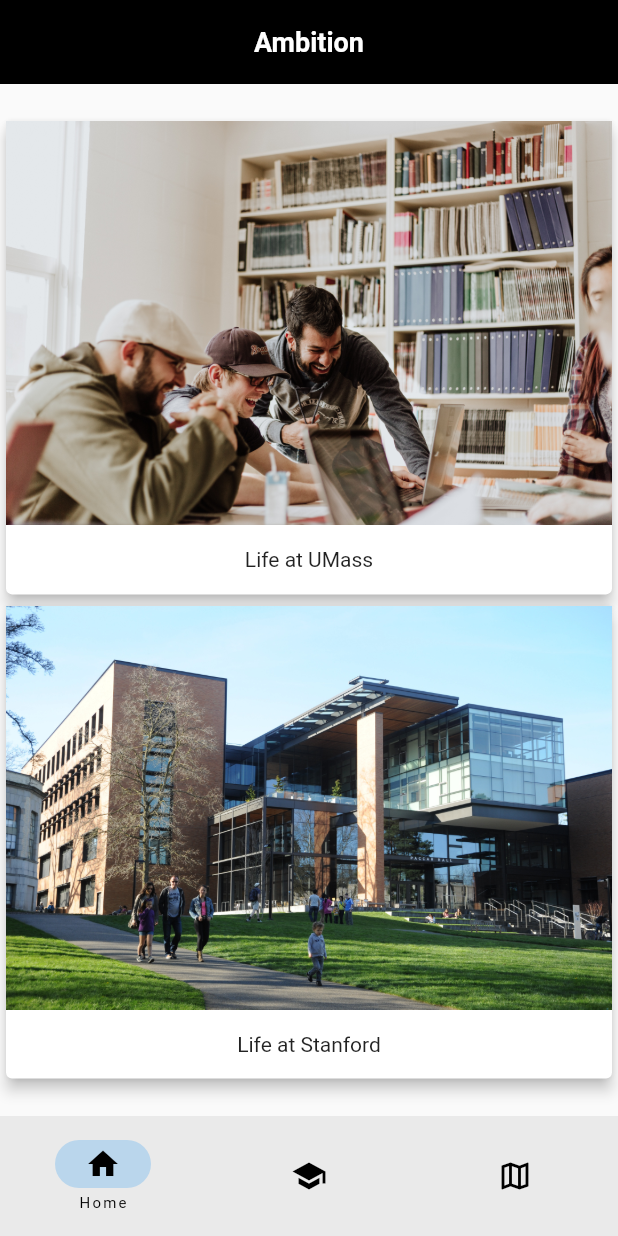
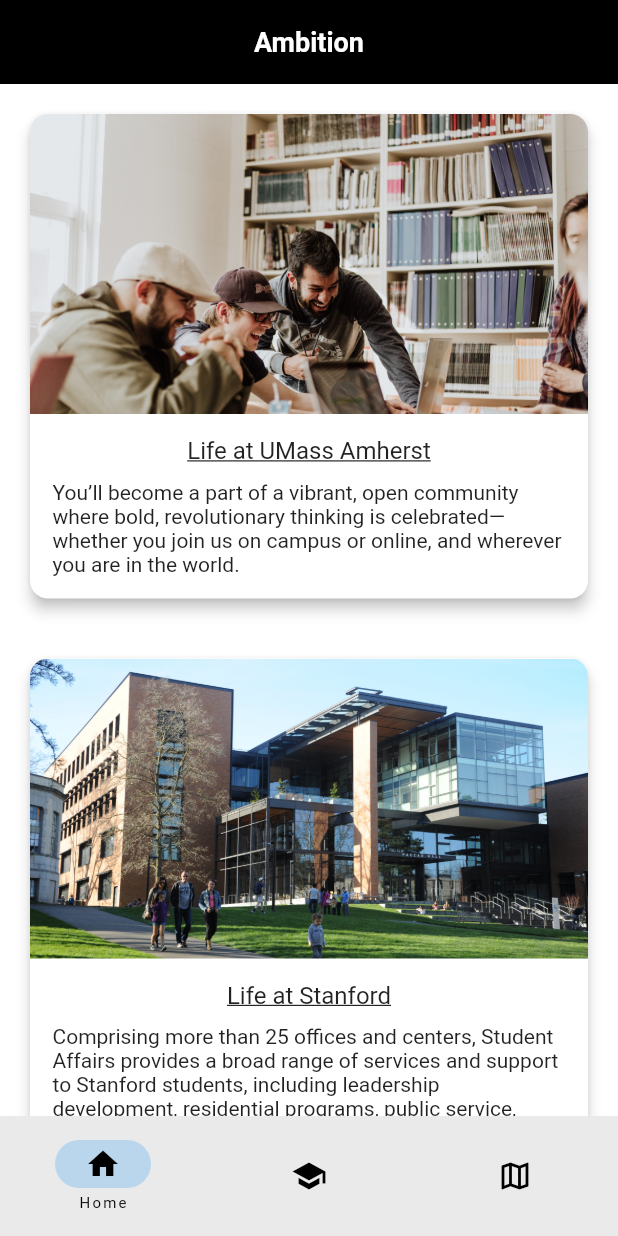
Before and after one commit to rohankolhatkar02/Ambition_test1, a Flutter app: the screen it shows after launch, on a phone screen of 412 x 824 dp. Run offline on Flutter 3.47's test engine with Material 2 defaults, Android fonts, the phone set to English and light mode, and no system bars; our stand-ins replace logger.

Commit message:
commit#5 , card UI

```diff
--- a/lib/pages/home_page.dart
+++ b/lib/pages/home_page.dart
@@ -10,44 +10,85 @@ class HomePage extends StatelessWidget {
     ));
   }
 
-  @override
-  Widget build(BuildContext context) {
-    return Scaffold(
-      body: Center(
-        child: Column(
-          mainAxisAlignment: MainAxisAlignment.center,
-          children: [
-            InkWell(
-              onTap: () => _navigateToPage(context, 'Page 1'),
-              child: Card(
-                elevation: 4.0,
+  Widget _buildCard(BuildContext context, String title, String imagePath,
+      String description) {
+    final additionalText = 'Life at $title'; // Additional text
+    final cardWidth =
+        MediaQuery.of(context).size.width * 0.7; // Adjust the card width
+
+    return InkWell(
+      onTap: () => _navigateToPage(context, title),
+      child: Container(
+        padding: const EdgeInsets.all(16.0), // Increase the padding
+        width: cardWidth, // Set the desired card width
+        child: Card(
+          elevation: 4.0,
+          shape: RoundedRectangleBorder(
+            borderRadius: BorderRadius.circular(12.0), // Apply rounded corners
+          ),
+          child: Column(
+            children: [
+              ClipRRect(
+                // Use ClipRRect to clip the image
+                borderRadius: const BorderRadius.only(
+                  topLeft: Radius.circular(12.0),
+                  topRight: Radius.circular(12.0),
+                ),
+                child: Image.asset(
+                  imagePath,
+                  height: 200,
+                  width: double.infinity,
+                  fit: BoxFit.cover,
+                ),
+              ),
+              Padding(
+                padding: const EdgeInsets.all(15.0),
                 child: Column(
                   children: [
-                    Image.asset(
-                        'assets/priscilla-du-preez-XkKCui44iM0-unsplash.jpg'), // Replace with your image
-                    const Padding(
-                      padding: EdgeInsets.all(15.0),
-                      child: Text('Life at UMass'),
+                    Text(
+                      additionalText, // Additional text
+                      style: const TextStyle(
+                        fontSize: 16, // Adjust font size as needed
+                        decoration: TextDecoration.underline, // Add underline
+                      ),
+                    ),
+                    const SizedBox(
+                      height:
+                          10, // Add some space between additional text and description
+                    ),
+                    Text(
+                      description,
                     ),
                   ],
                 ),
               ),
+            ],
+          ),
+        ),
+      ),
+    );
+  }
+
+  @override
+  Widget build(BuildContext context) {
+    return Scaffold(
+      backgroundColor: Colors.white, // Set the background color to green
+      body: Center(
+        child: ListView(
+          // Wrap the Column in a ListView
+          shrinkWrap: true,
+          children: [
+            _buildCard(
+              context,
+              'UMass Amherst',
+              'assets/priscilla-du-preez-XkKCui44iM0-unsplash.jpg',
+              'You’ll become a part of a vibrant, open community where bold, revolutionary thinking is celebrated—whether you join us on campus or online, and wherever you are in the world.',
             ),
-            InkWell(
-              onTap: () => _navigateToPage(context, 'Page 2'),
-              child: Card(
-                elevation: 4.0,
-                child: Column(
-                  children: [
-                    Image.asset(
-                        'assets/wonderlane-6zlgM-GUd6I-unsplash.jpg'), // Replace with your image
-                    const Padding(
-                      padding: EdgeInsets.all(15.0),
-                      child: Text('Life at Stanford'),
-                    ),
-                  ],
-                ),
-              ),
+            _buildCard(
+              context,
+              'Stanford',
+              'assets/wonderlane-6zlgM-GUd6I-unsplash.jpg',
+              'Comprising more than 25 offices and centers, Student Affairs provides a broad range of services and support to Stanford students, including leadership development, residential programs, public service, career exploration and community engagement.',
             ),
           ],
         ),
```
